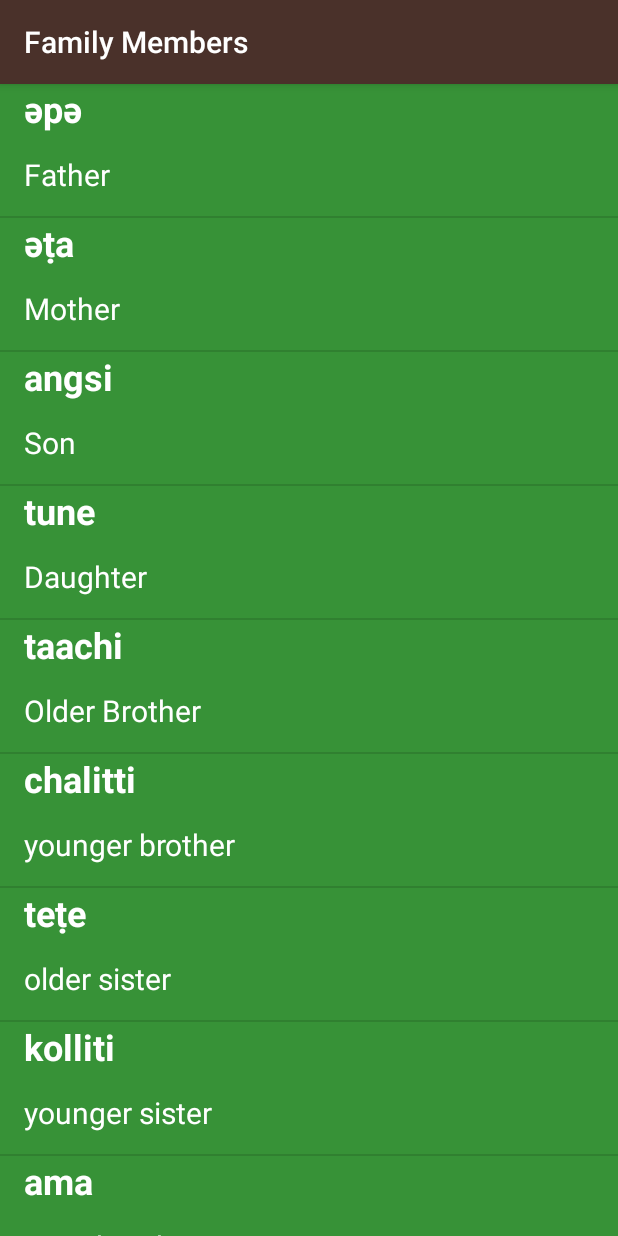
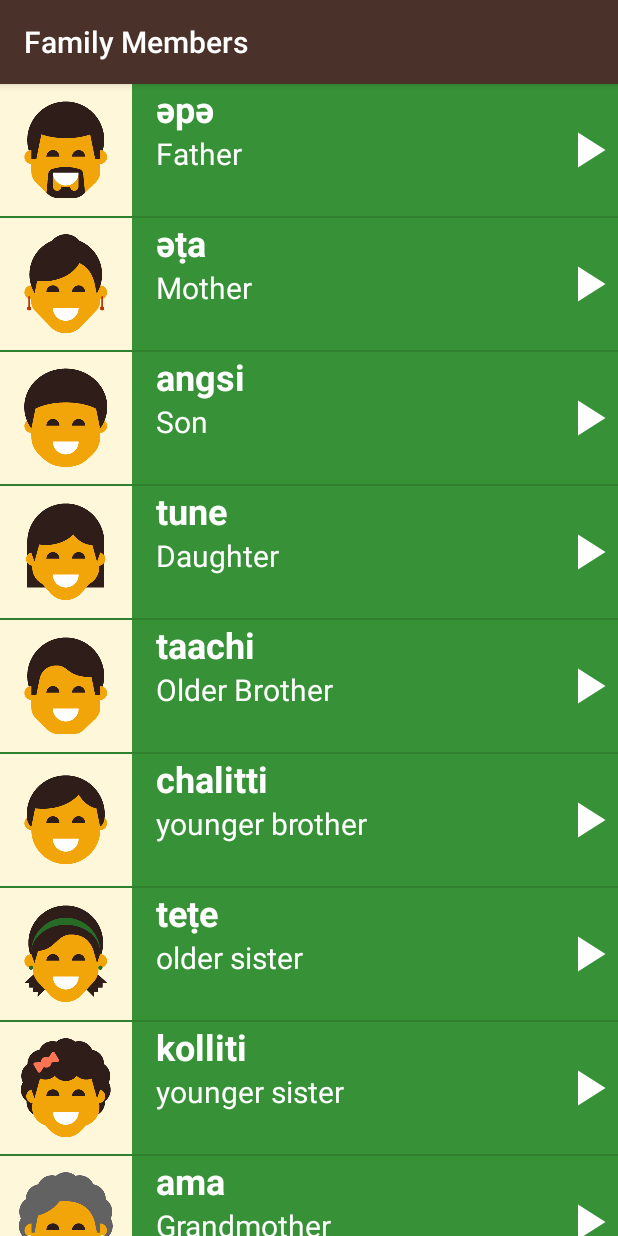
Before and after one commit to udisha8/Mewok, an Android app: the FamilyActivity screen opened directly, with no data from a screen before it, on a phone screen of 412 x 824 dp. Run offline under Robolectric (Android 15) with nearby library versions, the phone set to English and light mode, and no system bars.

Commit message:
next Commit

```diff
--- a/app/src/main/java/com/example/mewok2/FamilyActivity.java
+++ b/app/src/main/java/com/example/mewok2/FamilyActivity.java
@@ -1,7 +1,10 @@
 package com.example.mewok2;
 
+import android.media.MediaPlayer;
 import android.support.v7.app.AppCompatActivity;
 import android.os.Bundle;
+import android.view.View;
+import android.widget.AdapterView;
 import android.widget.ListView;
 
 import java.util.ArrayList;
@@ -13,22 +16,39 @@ public class FamilyActivity extends AppCompatActivity {
         super.onCreate(savedInstanceState);
         setContentView(R.layout.activity_family);
 
-        ArrayList<Word> words = new ArrayList<Word>();
+        final ArrayList<Word> words = new ArrayList<Word>();
 
-        words.add(new Word("Father","әpә",R.drawable.family_father));
-        words.add(new Word("Mother","әṭa",R.drawable.family_mother));
-        words.add(new Word("Son","angsi",R.drawable.family_son));
-        words.add(new Word("Daughter","tune",R.drawable.family_daughter));
-        words.add(new Word("Older Brother","taachi",R.drawable.family_older_brother));
-        words.add(new Word("younger brother","chalitti",R.drawable.family_younger_brother));
-        words.add(new Word("older sister","teṭe",R.drawable.family_older_sister));
-        words.add(new Word("younger sister","kolliti",R.drawable.family_younger_sister));
-        words.add(new Word("Grandmother","ama",R.drawable.family_grandmother));
-        words.add(new Word("Grandfather","paapa",R.drawable.family_grandfather));
+        words.add(new Word("Father", "әpә", R.drawable.family_father, R.raw.family_father));
+        words.add(new Word("Mother", "әṭa", R.drawable.family_mother, R.raw.family_mother));
+        words.add(new Word("Son", "angsi", R.drawable.family_son, R.raw.family_son));
+        words.add(new Word("Daughter", "tune", R.drawable.family_daughter, R.raw.family_daughter));
+        words.add(new Word("Older Brother", "taachi", R.drawable.family_older_brother, R.raw.family_older_brother));
+        words.add(new Word("younger brother", "chalitti", R.drawable.family_younger_brother, R.raw.family_younger_brother));
+        words.add(new Word("older sister", "teṭe", R.drawable.family_older_sister, R.raw.family_older_sister));
+        words.add(new Word("younger sister", "kolliti", R.drawable.family_younger_sister, R.raw.family_younger_sister));
+        words.add(new Word("Grandmother", "ama", R.drawable.family_grandmother, R.raw.family_grandmother));
+        words.add(new Word("Grandfather", "paapa", R.drawable.family_grandfather, R.raw.family_grandfather));
 
-        WordAdapter wordAdapter=new WordAdapter(this,words);
+        WordAdapter wordAdapter = new WordAdapter(this, words);
 
         ListView rootView = findViewById(R.id.rootView);
         rootView.setAdapter(wordAdapter);
+
+
+        rootView.setOnItemClickListener(new AdapterView.OnItemClickListener() {
+            @Override
+            public void onItemClick(AdapterView<?> parent, View view, int position, long id) {
+                Word word = words.get(position);
+                final MediaPlayer mediaPlayer = MediaPlayer.create(FamilyActivity.this, word.getAudioResourceID());
+                mediaPlayer.start();
+                if (mediaPlayer != null)
+                    mediaPlayer.setOnCompletionListener(new MediaPlayer.OnCompletionListener() {
+                        @Override
+                        public void onCompletion(MediaPlayer mp) {
+                            mediaPlayer.release();
+                        }
+                    });
+            }
+        });
     }
 }
--- a/app/src/main/java/com/example/mewok2/WordAdapter.java
+++ b/app/src/main/java/com/example/mewok2/WordAdapter.java
@@ -14,7 +14,6 @@ import java.util.ArrayList;
 
 public class WordAdapter extends ArrayAdapter<Word> {
 
-    MediaPlayer mediaPlayer;
 
     public WordAdapter(Activity context, ArrayList<Word> wo) {
         super(context, 0, wo);
@@ -43,10 +42,7 @@ public class WordAdapter extends ArrayAdapter<Word> {
             imageView.setVisibility(View.GONE);
 
 
-
         return listItemView;
-
-
 
 
     }
--- /dev/null
+++ b/app/src/main/res/drawable/ic_play.xml
@@ -0,0 +1,9 @@
+<vector xmlns:android="http://schemas.android.com/apk/res/android"
+        android:width="24dp"
+        android:height="24dp"
+        android:viewportWidth="24.0"
+        android:viewportHeight="24.0">
+    <path
+        android:fillColor="#FFFFFFFF"
+        android:pathData="M8,5v14l11,-7z"/>
+</vector>
--- a/app/src/main/res/layout/list_layout.xml
+++ b/app/src/main/res/layout/list_layout.xml
@@ -1,5 +1,5 @@
 <?xml version="1.0" encoding="utf-8"?>
-<LinearLayout xmlns:android="http://schemas.android.com/apk/res/android"
+<RelativeLayout xmlns:android="http://schemas.android.com/apk/res/android"
     android:id="@+id/layout_list"
     android:layout_width="match_parent"
     android:layout_height="88dp"
@@ -14,10 +14,11 @@
 
 
     <LinearLayout
-        android:layout_width="match_parent"
-        android:layout_height="match_parent"
+        android:layout_width="wrap_content"
+        android:layout_height="wrap_content"
         android:orientation="vertical"
         android:layout_marginLeft="16dp"
+        android:layout_toRightOf="@+id/icon_image"
         android:weightSum="2">
 
         <TextView
@@ -39,4 +40,10 @@
             android:textSize="20dp"
             android:layout_weight="1"/>
     </LinearLayout>
-</LinearLayout>
+    <ImageView
+        android:layout_width="40dp"
+        android:layout_height="40dp"
+        android:src="@drawable/ic_play"
+        android:layout_centerVertical="true"
+        android:layout_alignParentRight="true" />
+</RelativeLayout>
```
Also changed, not shown: app/src/main/java/com/example/mewok2/ColorActivity.java (+30 -10 lines), app/src/main/java/com/example/mewok2/NumberActivity.java (+32 -12 lines), app/src/main/java/com/example/mewok2/PhrasesActivity.java (+31 -12 lines), app/src/main/java/com/example/mewok2/Word.java (+5 -6 lines).
